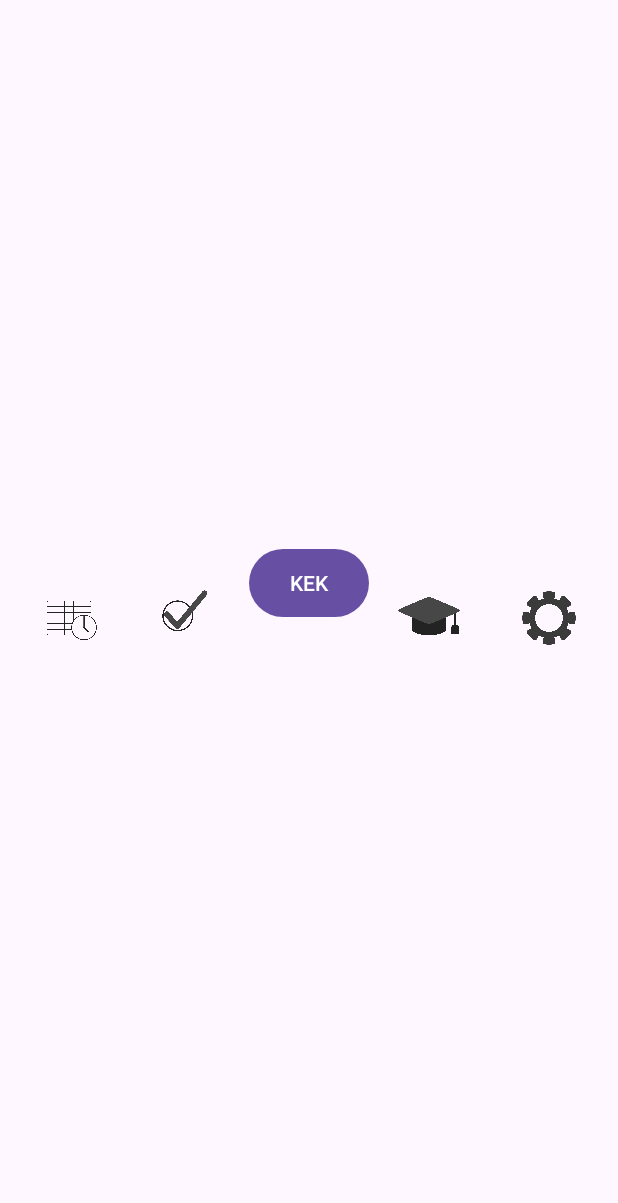
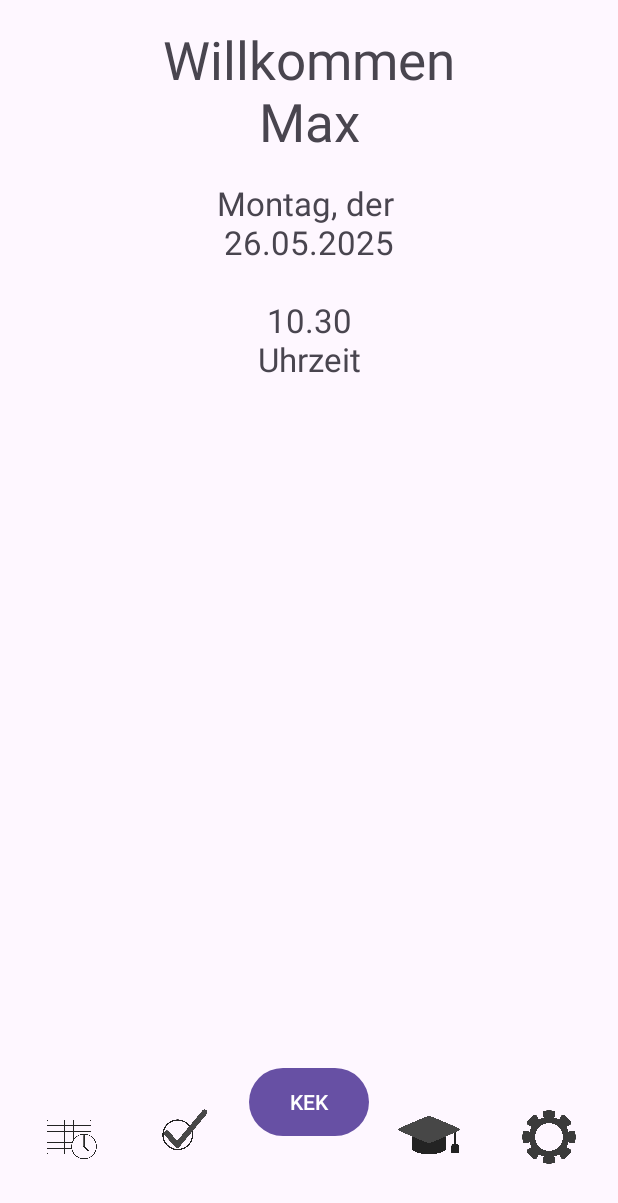
Before and after one commit to KevinGebert07/Schulplaner-Android-App, an Android app: the screen it shows after launch (MainActivity), on a phone screen of 412 x 824 dp. Shown: the top 1203 px of the screen. Run offline under Robolectric (Android 15) with nearby library versions, the phone set to English and light mode, and no system bars; 3 statements that could not run were skipped.

Commit message:
Erstellung der Willkommensseite, Anpassungen in der Verwaltungsklasse

```diff
--- a/app/src/main/java/de/StundenplanHelden/schulplaner_android_app/MainActivity.java
+++ b/app/src/main/java/de/StundenplanHelden/schulplaner_android_app/MainActivity.java
@@ -4,6 +4,7 @@ import android.graphics.Color;
 import android.os.Bundle;
 import android.util.Log;
 import android.view.View;
+import android.widget.TextView;
 
 import androidx.activity.EdgeToEdge;
 import androidx.annotation.ColorInt;
@@ -24,9 +25,12 @@ import java.lang.reflect.Type;
 import java.nio.charset.StandardCharsets;
 import java.nio.file.Path;
 import java.nio.file.Paths;
+import java.text.SimpleDateFormat;
 import java.util.ArrayList;
 import java.util.Arrays;
+import java.util.Date;
 import java.util.List;
+import java.util.Locale;
 
 public class MainActivity extends AppCompatActivity {
 
@@ -51,18 +55,30 @@ public class MainActivity extends AppCompatActivity {
         try {
             //verwaltung.stundenplan = gson.fromJson(Verwaltung.readFile(getFilesDir().getPath()+Verwaltung.STUNDENPLAN_FILE_NAME, StandardCharsets.UTF_8), Stundenplan.class);
 
+            verwaltung.neueFächer(tlsFächer());
+
             String fächerJson = Verwaltung.readFile(getFilesDir().getPath()+Verwaltung.FÄCHER_FILE_NAME,StandardCharsets.UTF_8);
             Type listType = new TypeToken<List<Fach>>(){}.getType();
-            List<Fach> fächer = gson.fromJson(fächerJson, listType);
-            verwaltung.fächer = new ArrayList<>(fächer);
+            ArrayList<Fach> fächer = gson.fromJson(fächerJson, listType);
+            verwaltung.neueFächer(fächer);
 
-            verwaltung.neueFächer(tlsFächer());
+            String nutzerJson = Verwaltung.readFile(getFilesDir().getPath()+Verwaltung.PROFILE_FILE_NAME, StandardCharsets.UTF_8);
+            verwaltung.neuerNutzer(gson.fromJson(nutzerJson, Nutzer.class));
+
+
             verwaltung.neuerStundenplan(BGStundenplan.BGStundenplan("meinStundenplan", true, 2, 0, true, true));
-
+            Log.e("MainActivity", "Fächer und Stundenplan geladen");
         } catch (Exception e) {
             Log.e("MainActivity", "Catch Data from JSON: "+ e);
         }
 
+        TextView hallo = (TextView) findViewById(R.id.hallo);
+        hallo.setText("Willkommen\n" + verwaltung.nutzer.getVorname());
+
+        TextView datetime = (TextView) findViewById(R.id.time);
+        SimpleDateFormat sdf = new SimpleDateFormat("dd.MM.yyyy\n\nHH.mm", Locale.getDefault());
+        String currentDateTime = Datum.berechneWochentag(Datum.Heute())+", der \n"+sdf.format(new Date())+"\nUhrzeit";
+        datetime.setText(currentDateTime);
     }
 
     public ArrayList<Fach> tlsFächer(){
--- a/app/src/main/java/de/StundenplanHelden/schulplaner_android_app/Verwaltung.java
+++ b/app/src/main/java/de/StundenplanHelden/schulplaner_android_app/Verwaltung.java
@@ -34,7 +34,7 @@ public class Verwaltung {
 
     //Konstruktor
     private Verwaltung(){
-        fächer = new ArrayList<>();
+
     }
     //Singleton Instanz bekommen
     public static Verwaltung getInstance(){
@@ -107,6 +107,10 @@ public class Verwaltung {
         return this.fächer;
     }
 
+    public Nutzer neuerNutzer (Nutzer neuerNutzer){
+        this.nutzer = neuerNutzer;
+        return nutzer;
+    }
 
     //Importiert mit einem Path einen JSON File zu einem Stundenplan. Bei erfolgreicher Konvertierung wird der Stundenplan von Verwaltung mit dem importierten Stundenplan überschrieben
     public boolean importiereStundenplan(String path){
@@ -184,28 +188,13 @@ public class Verwaltung {
     public String erstelleBeispielNutzerJSON(){
         //Erstellt einen Beispielnutzer der beim Starten der App als JSON gespeichert wird
         Nutzer nutzer = new Nutzer("Max","Mustermann","max.mustermann@musterdomain.com", "Herr Lehrer", "11a", "Musterschule 12345 Musterhausen",new Datum(1,1,2000));
+        this.nutzer = nutzer;
         Gson gson = new Gson();
         return gson.toJson(nutzer);
     }
     public String erstelleBeispielFächerJSON(){
-        Log.e("Fatal", "FATAL Fächer creating");
-        //Erstelle drei Beispielfächer, die beim Starten der APP als JSON gespeichert werden
-        Fach deutsch = new Fach("Deutsch", Color.RED);
-        Fach mathe = new Fach("Mathe", Color.BLUE);
-        Fach englisch = new Fach("Englisch", Color.YELLOW);
-
-        getInstance().fächer.add( deutsch);
-        getInstance().fächer.add( mathe);
-        getInstance().fächer.add( englisch);
-
-
-        Gson gson = new Gson();
-        List<Fach> fächerList = fächer;
-        String json = gson.toJson(fächerList);
-
-        Log.e("Fatal", "FATAL Fächer created");
-
-        return json;
+        //NIcht benötigt
+        return "";
     }
     public String erstelleBeispielStundenplanJSON(){
         ArrayList<Unterrichtsstunde> unterrichtsstunden = new ArrayList<>();
--- a/app/src/main/res/layout/activity_fach_view.xml
+++ b/app/src/main/res/layout/activity_fach_view.xml
@@ -7,6 +7,7 @@
     android:padding="16dp">
 
     <!-- Zentrierter Button oben -->
+
     <Button
         android:id="@+id/fach"
         android:layout_width="wrap_content"
@@ -543,6 +544,12 @@
             </LinearLayout>
         </LinearLayout>
 
+        <FrameLayout
+            android:layout_width="match_parent"
+            android:layout_height="match_parent">
+
+        </FrameLayout>
+
     </ViewFlipper>
 
 </LinearLayout>
--- a/app/src/main/res/layout/activity_grades.xml
+++ b/app/src/main/res/layout/activity_grades.xml
@@ -126,6 +126,7 @@
         </LinearLayout>
 
         <ScrollView
+            android:id="@+id/scrollView"
             android:layout_width="match_parent"
             android:layout_height="500dp"
             app:layout_constraintEnd_toEndOf="parent"
@@ -136,18 +137,17 @@
                 android:id="@+id/subjects"
                 android:layout_width="match_parent"
                 android:layout_height="wrap_content"
-                android:orientation="vertical" />
+                android:orientation="vertical" >
+
+            </LinearLayout>
         </ScrollView>
 
-        <FrameLayout
-            android:id="@+id/frameLayout"
+        <androidx.fragment.app.FragmentContainerView
+            android:id="@+id/fragmentContainerView4"
+            android:name="de.StundenplanHelden.schulplaner_android_app.Menueleiste"
             android:layout_width="400dp"
-            android:layout_height="100dp"
-            android:translationY="-10dp"
-            app:layout_constraintBottom_toBottomOf="parent"
-            app:layout_constraintEnd_toEndOf="parent"
-            app:layout_constraintStart_toStartOf="parent">
+            android:layout_height="100dp" />
 
-        </FrameLayout>
     </LinearLayout>
+
 </androidx.constraintlayout.widget.ConstraintLayout>
--- a/app/src/main/res/layout/activity_main.xml
+++ b/app/src/main/res/layout/activity_main.xml
@@ -12,9 +12,32 @@
         android:name="de.StundenplanHelden.schulplaner_android_app.Menueleiste"
         android:layout_width="400dp"
         android:layout_height="100dp"
+        android:layout_marginBottom="16dp"
         app:layout_constraintBottom_toBottomOf="parent"
+        app:layout_constraintEnd_toEndOf="parent"
+        app:layout_constraintStart_toStartOf="parent" />
+
+    <TextView
+        android:id="@+id/hallo"
+        android:layout_width="wrap_content"
+        android:layout_height="wrap_content"
+        android:layout_marginTop="16dp"
+        android:gravity="center"
+        android:textSize="35sp"
         app:layout_constraintEnd_toEndOf="parent"
         app:layout_constraintStart_toStartOf="parent"
         app:layout_constraintTop_toTopOf="parent" />
 
+    <TextView
+        android:id="@+id/time"
+        android:layout_width="wrap_content"
+        android:layout_height="wrap_content"
+        android:layout_marginTop="16dp"
+        android:gravity="center"
+        android:text="TextView"
+        android:textSize="22sp"
+        app:layout_constraintEnd_toEndOf="parent"
+        app:layout_constraintStart_toStartOf="parent"
+        app:layout_constraintTop_toBottomOf="@+id/hallo" />
+
 </androidx.constraintlayout.widget.ConstraintLayout>
```
